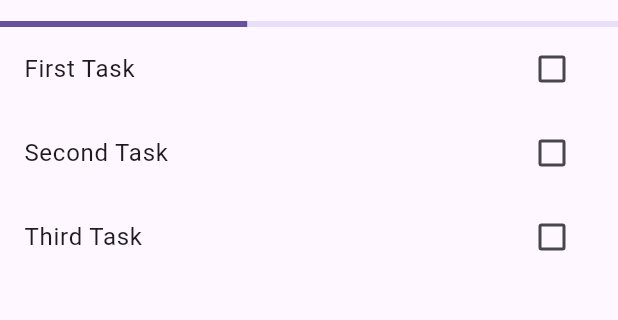
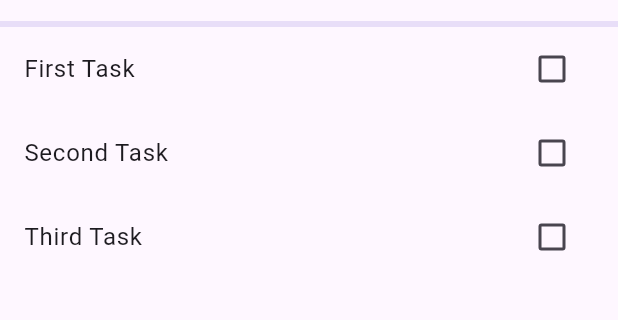
Before and after one commit to Mahara-Mobile-App-Development-BNG-01/simple_todo_list, a Flutter app: the screen it shows after launch, on a phone screen of 412 x 824 dp, the part 63-383 px from its top. Run offline on Flutter 3.47's test engine with Material 3 defaults, Android fonts, the phone set to English and light mode, and no system bars.

```diff
--- a/lib/main.dart
+++ b/lib/main.dart
@@ -1,14 +1,13 @@
 import 'package:flutter/material.dart';
+import 'package:provider/provider.dart';
 
 void main() {
-  runApp(const MyApp());
-}
-
-class Task {
-  Task(this.title, this.checked);
-
-  final String title;
-  final bool checked;
+  runApp(
+    ChangeNotifierProvider(
+      create: (context) => TasksModel(),
+      child: const MyApp(),
+    ),
+  );
 }
 
 class MyApp extends StatefulWidget {
@@ -19,14 +18,13 @@ class MyApp extends StatefulWidget {
 }
 
 class _MyAppState extends State<MyApp> {
-  final tasks = [
-    Task('First Task', false),
-    Task('Second Task', false),
-    Task('Third Task', false),
-  ];
-
   @override
   Widget build(BuildContext context) {
+    final model = Provider.of<TasksModel>(context);
+    final completedTasks = model.completedTasks;
+    final tasks = model.tasks;
+    final progress = completedTasks.length / tasks.length;
+
     return MaterialApp(
       home: Scaffold(
         appBar: AppBar(
@@ -34,18 +32,12 @@ class _MyAppState extends State<MyApp> {
         ),
         body: ListView(
           children: [
-            const LinearProgressIndicator(
-              value: 0.4,
+            LinearProgressIndicator(
+              value: progress,
             ),
-            ...tasks.map(
-              (task) => MyCheckboxTile(
-                title: task.title,
-                checked: task.checked,
-                onChange: (newValue) {
-
-                },
-              ),
-            ),
+            TasksList(onChanged: (newValue, title) {
+                model.toggleTask(title);
+            })
           ],
         ),
       ),
@@ -53,29 +45,50 @@ class _MyAppState extends State<MyApp> {
   }
 }
 
-class MyCheckboxTile extends StatefulWidget {
-  const MyCheckboxTile({
+class TasksList extends StatelessWidget {
+  const TasksList({
     super.key,
-    required this.title,
-    required this.checked,
-    required this.onChange,
+    required this.onChanged,
   });
 
-  final String title;
-  final bool checked;
-  final void Function(bool?) onChange;
+  final void Function(bool, String) onChanged;
 
   @override
-  State<MyCheckboxTile> createState() => _MyCheckboxTileState();
-}
+  Widget build(BuildContext context) {
+    final model = context.watch<TasksModel>();
+    final List<String> tasks = model.tasks;
+    final List<String> completedTasks = model.completedTasks;
 
-class _MyCheckboxTileState extends State<MyCheckboxTile> {
-  @override
-  Widget build(BuildContext context) {
-    return CheckboxListTile(
-      title: Text(widget.title),
-      value: widget.checked,
-      onChanged: widget.onChange,
+    return Column(
+      children: tasks
+          .map(
+            (title) => CheckboxListTile(
+              title: Text(title),
+              value: completedTasks.contains(title),
+              onChanged: (checked) => onChanged(checked ?? false, title),
+            ),
+          )
+          .toList(),
     );
   }
 }
+
+class TasksModel extends ChangeNotifier {
+  final List<String> tasks = [
+    'First Task',
+    'Second Task',
+    'Third Task',
+  ];
+  final List<String> completedTasks = [];
+
+  TasksModel();
+
+  void toggleTask(String title) {
+    if (completedTasks.contains(title)) {
+      completedTasks.remove(title);
+    } else {
+      completedTasks.add(title);
+    }
+    notifyListeners();
+  }
+}
--- a/pubspec.yaml
+++ b/pubspec.yaml
@@ -35,6 +35,7 @@ dependencies:
   # The following adds the Cupertino Icons font to your application.
   # Use with the CupertinoIcons class for iOS style icons.
   cupertino_icons: ^1.0.2
+  provider: ^6.1.1
 
 dev_dependencies:
   flutter_test:
```
Also changed, not shown: pubspec.lock.
